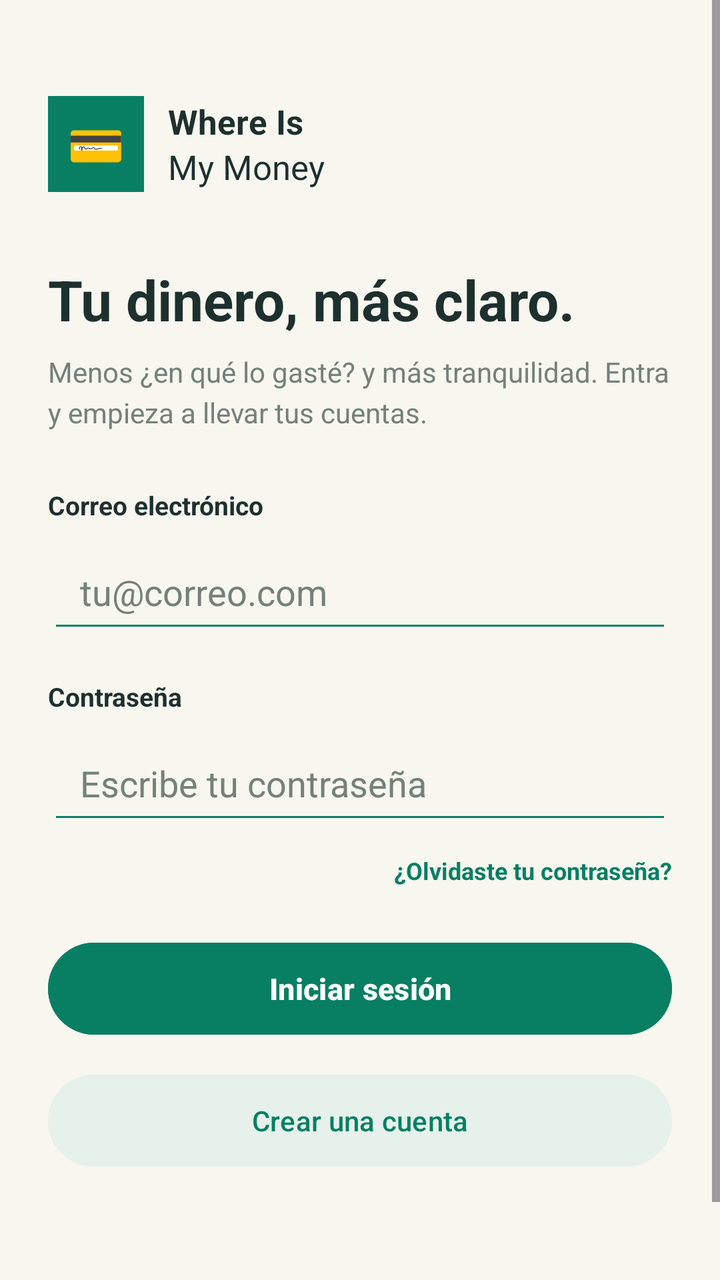
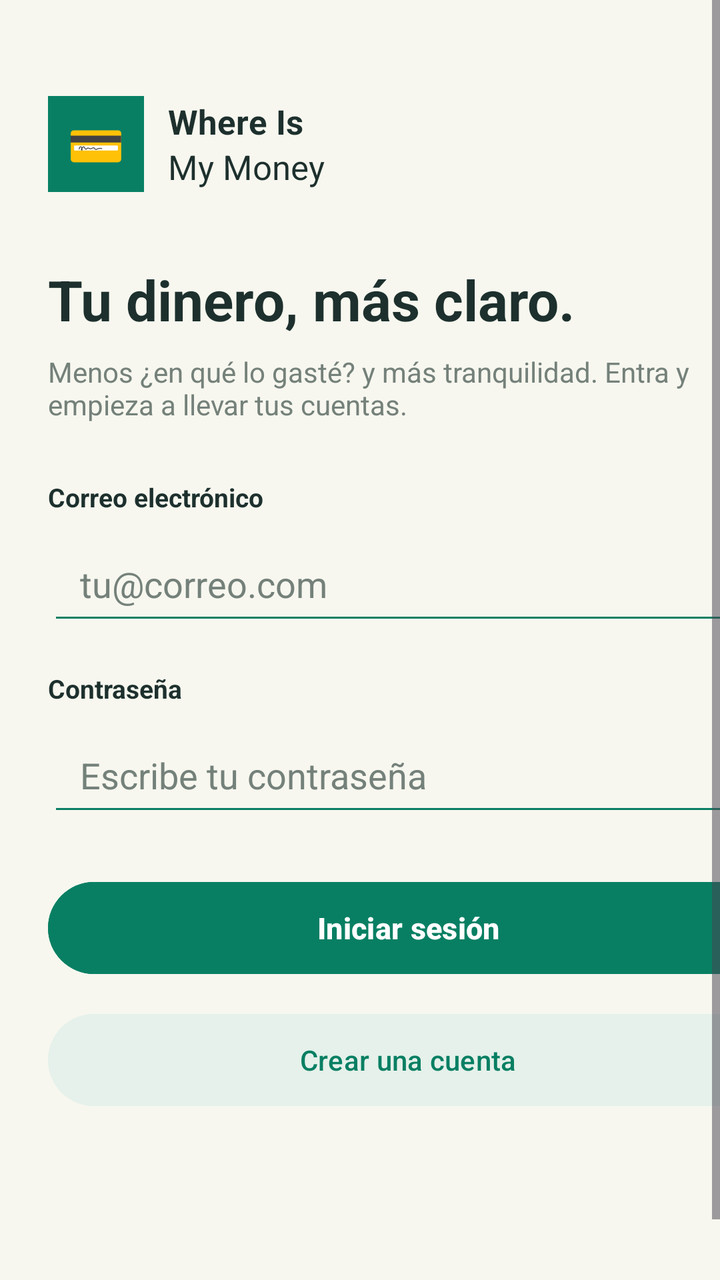

Screens rendered from an Android XML layout before and after an edit, with the pre-edit source and the edit as a unified diff.
<!-- AndroidManifest.xml: application theme Theme.WhereIsMyMoney -->
<!-- res/layout/activity_main.xml -->
<?xml version="1.0" encoding="utf-8"?>
<ScrollView
    xmlns:android="http://schemas.android.com/apk/res/android"
    android:layout_width="match_parent"
    android:layout_height="match_parent"
    android:background="#F7F7EF"
    android:fillViewport="true">

    
    <LinearLayout
        android:id="@+id/main"
        android:layout_width="match_parent"
        android:layout_height="wrap_content"
        android:orientation="vertical"
        android:layout_marginStart="24dp"
        android:layout_marginEnd="24dp"
        android:layout_marginTop="32dp"
        android:layout_marginBottom="32dp"
        android:gravity="center_horizontal">

        
        <LinearLayout
            android:layout_width="match_parent"
            android:layout_height="wrap_content"
            android:orientation="horizontal"
            android:gravity="center_vertical"
            android:layout_marginTop="16dp"
            android:layout_marginBottom="35dp">

            <TextView
                android:layout_width="48dp"
                android:layout_height="48dp"
                android:background="#087F63"
                android:gravity="center"
                android:text="💳"
                android:textSize="23sp"/>

            <LinearLayout
                android:layout_width="wrap_content"
                android:layout_height="wrap_content"
                android:orientation="vertical"
                android:layout_marginStart="12dp">

                <TextView
                    android:layout_width="wrap_content"
                    android:layout_height="wrap_content"
                    android:text="Where Is"
                    android:textColor="#1D302D"
                    android:textSize="17sp"
                    android:textStyle="bold"/>

                <TextView
                    android:layout_width="wrap_content"
                    android:layout_height="wrap_content"
                    android:text="My Money"
                    android:textColor="#1D302D"
                    android:textSize="17sp"/>

            </LinearLayout>
        </LinearLayout>

        
        <TextView
            android:layout_width="match_parent"
            android:layout_height="wrap_content"
            android:text="Tu dinero, más claro."
            android:textColor="#1D302D"
            android:textSize="28sp"
            android:textStyle="bold"
            android:layout_marginBottom="8dp"/>

        <TextView
            android:layout_width="match_parent"
            android:layout_height="wrap_content"
            android:text="Menos ¿en qué lo gasté? y más tranquilidad. Entra y empieza a llevar tus cuentas."
            android:textColor="#74817A"
            android:textSize="14sp"
            android:lineSpacingExtra="4dp"
            android:layout_marginBottom="28dp"/>

        
        <EditText
            android:id="@+id/etNombre"
            android:layout_width="match_parent"
            android:layout_height="54dp"
            android:paddingStart="16dp"
            android:paddingEnd="16dp"
            android:backgroundTint="#087F63"
            android:hint="Nombre completo"
            android:textColor="#1D302D"
            android:textColorHint="#74817A"
            android:inputType="textPersonName"
            android:visibility="gone"
            android:layout_marginBottom="16dp"/>

        
        <TextView
            android:layout_width="match_parent"
            android:layout_height="wrap_content"
            android:text="Correo electrónico"
            android:textColor="#1D302D"
            android:textStyle="bold"
            android:textSize="13sp"
            android:layout_marginBottom="6dp"/>

        <EditText
            android:id="@+id/etCorreo"
            android:layout_width="match_parent"
            android:layout_height="54dp"
            android:paddingStart="16dp"
            android:paddingEnd="16dp"
            android:backgroundTint="#087F63"
            android:hint="tu@correo.com"
            android:textColor="#1D302D"
            android:textColorHint="#74817A"
            android:inputType="textEmailAddress"
            android:singleLine="true"
            android:layout_marginBottom="18dp"/>

        
        <TextView
            android:layout_width="match_parent"
            android:layout_height="wrap_content"
            android:text="Contraseña"
            android:textColor="#1D302D"
            android:textStyle="bold"
            android:textSize="13sp"
            android:layout_marginBottom="6dp"/>

        <EditText
            android:id="@+id/etClave"
            android:layout_width="match_parent"
            android:layout_height="54dp"
            android:paddingStart="16dp"
            android:paddingEnd="16dp"
            android:backgroundTint="#087F63"
            android:hint="Escribe tu contraseña"
            android:textColor="#1D302D"
            android:textColorHint="#74817A"
            android:inputType="textPassword"
            android:singleLine="true"/>

        
        <TextView
            android:layout_width="match_parent"
            android:layout_height="wrap_content"
            android:text="¿Olvidaste tu contraseña?"
            android:textColor="#087F63"
            android:textStyle="bold"
            android:textSize="12sp"
            android:gravity="end"
            android:layout_marginTop="10dp"
            android:layout_marginBottom="24dp"/>

        
        <Button
            android:id="@+id/btnIngresar"
            android:layout_width="match_parent"
            android:layout_height="54dp"
            android:text="Iniciar sesión"
            android:textColor="#FFFFFF"
            android:textSize="15sp"
            android:textStyle="bold"
            android:backgroundTint="#087F63"
            android:textAllCaps="false"/>

        
        <Button
            android:id="@+id/btnRegistrar"
            android:layout_width="match_parent"
            android:layout_height="54dp"
            android:layout_marginTop="12dp"
            android:text="Crear una cuenta"
            android:textColor="#087F63"
            android:textSize="14sp"
            android:backgroundTint="#E5F1EA"
            android:textAllCaps="false"/>

        
        <TextView
            android:id="@+id/tvEstado"
            android:layout_width="match_parent"
            android:layout_height="wrap_content"
            android:gravity="center"
            android:textColor="#74817A"
            android:textSize="13sp"
            android:layout_marginTop="16dp"/>

        
        <TextView
            android:layout_width="wrap_content"
            android:layout_height="wrap_content"
            android:text="Tus cuentas, en tu espacio."
            android:textColor="#74817A"
            android:textSize="11sp"
            android:layout_marginTop="30dp"
            android:layout_marginBottom="16dp"/>

    </LinearLayout>

</ScrollView>
<!-- resources referenced by this layout -->
<resources>
  <style name="Theme.WhereIsMyMoney" parent="Base.Theme.WhereIsMyMoney" />
  <style name="Base.Theme.WhereIsMyMoney" parent="Theme.Material3.DayNight.NoActionBar">
          
          
      </style>
</resources>

<!-- the commit's change to res/layout/activity_main.xml (unified diff, before → after) -->
@@ -6,7 +6,6 @@
     android:background="#F7F7EF"
     android:fillViewport="true">
 
-    
     <LinearLayout
         android:id="@+id/main"
         android:layout_width="match_parent"
@@ -55,7 +54,6 @@
                     android:text="My Money"
                     android:textColor="#1D302D"
                     android:textSize="17sp"/>
-
             </LinearLayout>
         </LinearLayout>
 
@@ -75,7 +73,6 @@
             android:text="Menos ¿en qué lo gasté? y más tranquilidad. Entra y empieza a llevar tus cuentas."
             android:textColor="#74817A"
             android:textSize="14sp"
-            android:lineSpacingExtra="4dp"
             android:layout_marginBottom="28dp"/>
 
         
@@ -141,22 +138,11 @@
             android:singleLine="true"/>
 
         
-        <TextView
-            android:layout_width="match_parent"
-            android:layout_height="wrap_content"
-            android:text="¿Olvidaste tu contraseña?"
-            android:textColor="#087F63"
-            android:textStyle="bold"
-            android:textSize="12sp"
-            android:gravity="end"
-            android:layout_marginTop="10dp"
-            android:layout_marginBottom="24dp"/>
-
-        
         <Button
             android:id="@+id/btnIngresar"
             android:layout_width="match_parent"
             android:layout_height="54dp"
+            android:layout_marginTop="24dp"
             android:text="Iniciar sesión"
             android:textColor="#FFFFFF"
             android:textSize="15sp"
@@ -186,16 +172,5 @@
             android:textSize="13sp"
             android:layout_marginTop="16dp"/>
 
-        
-        <TextView
-            android:layout_width="wrap_content"
-            android:layout_height="wrap_content"
-            android:text="Tus cuentas, en tu espacio."
-            android:textColor="#74817A"
-            android:textSize="11sp"
-            android:layout_marginTop="30dp"
-            android:layout_marginBottom="16dp"/>
-
     </LinearLayout>
-
 </ScrollView>
